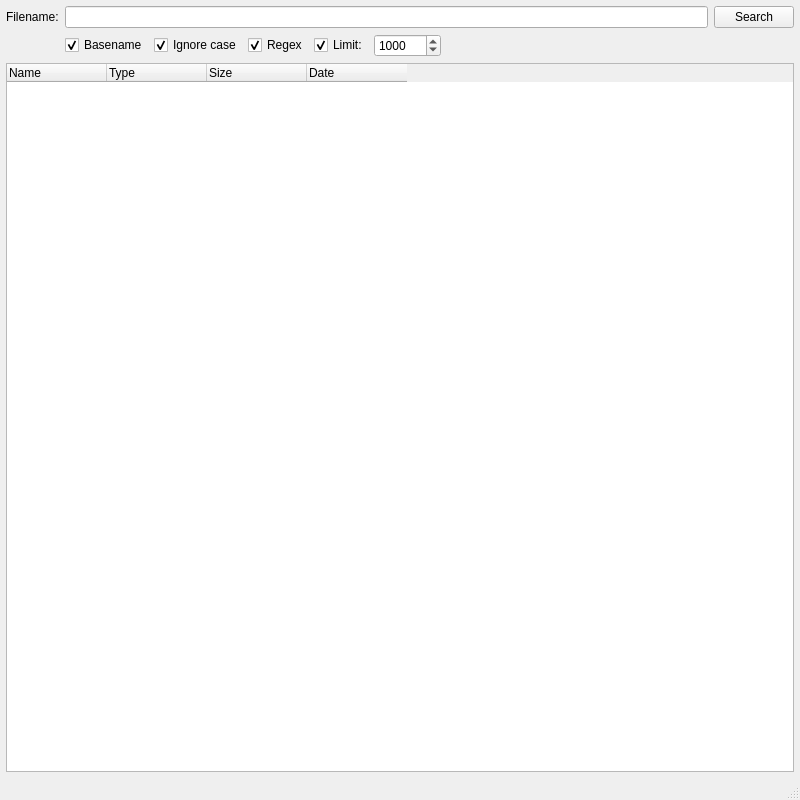
Before: the Qt Designer form mainwindow.ui in oWeRQ/qlocate, drawn with Qt 5.
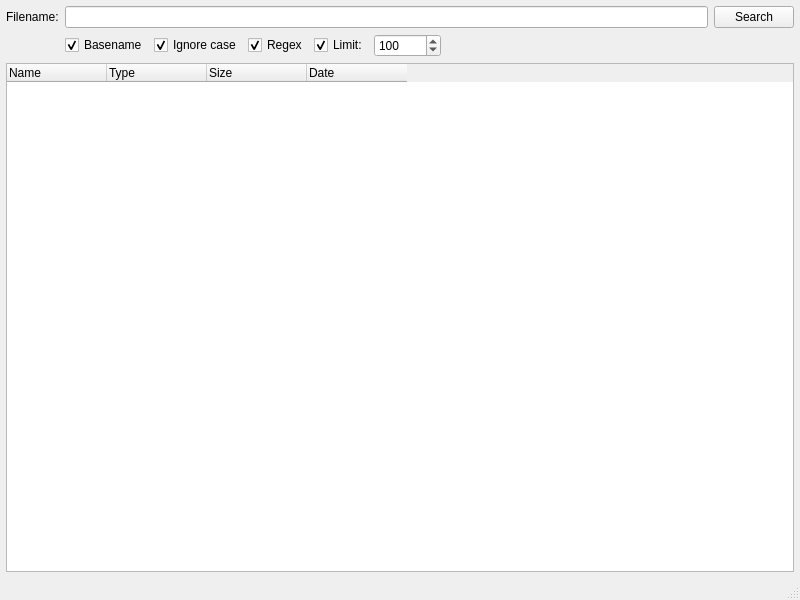
After: the same form once the commit is applied.

Commit message: remove text color, add text align

What changed in the file:
```diff
--- a/mainwindow.ui
+++ b/mainwindow.ui
@@ -7,7 +7,7 @@
     <x>0</x>
     <y>0</y>
     <width>800</width>
-    <height>800</height>
+    <height>600</height>
    </rect>
   </property>
   <property name="windowTitle">
@@ -153,7 +153,7 @@
          <number>100</number>
         </property>
         <property name="value">
-         <number>1000</number>
+         <number>100</number>
         </property>
        </widget>
       </item>
```
Left out of the diff: 3 changed lines with no effect on the pictures. The commit also changes 1 other file.
